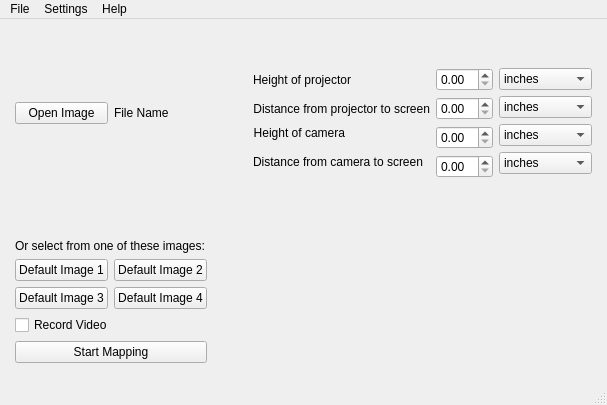
First picture: the form in mainwindow.ui, repository imlasky/LightMap, before the edit.
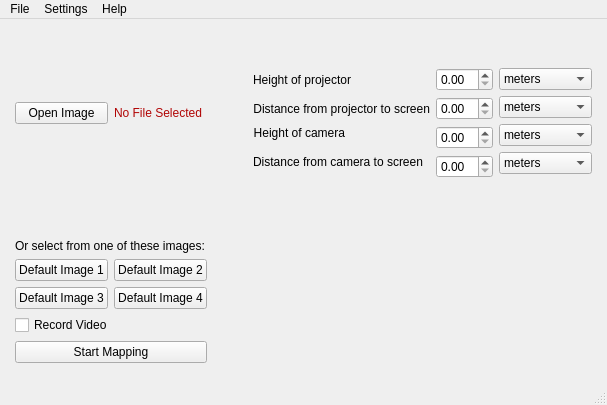
Second picture: the form after the edit. Icons and pictures are not drawn.

Commit message:
File Path Correctly Displays File
~Kevin

The edit to the form file:
```diff
--- a/mainwindow.ui
+++ b/mainwindow.ui
@@ -48,8 +48,80 @@
           </item>
           <item>
            <widget class="QLabel" name="label_file_name">
+            <property name="palette">
+             <palette>
+              <active>
+               <colorrole role="WindowText">
+                <brush brushstyle="SolidPattern">
+                 <color alpha="255">
+                  <red>177</red>
+                  <green>5</green>
+                  <blue>5</blue>
+                 </color>
+                </brush>
+               </colorrole>
+               <colorrole role="Text">
+                <brush brushstyle="SolidPattern">
+                 <color alpha="255">
+                  <red>0</red>
+                  <green>0</green>
+                  <blue>0</blue>
+                 </color>
+                </brush>
+               </colorrole>
+              </active>
+              <inactive>
+               <colorrole role="WindowText">
+                <brush brushstyle="SolidPattern">
+                 <color alpha="255">
+                  <red>177</red>
+                  <green>5</green>
+                  <blue>5</blue>
+                 </color>
+                </brush>
+               </colorrole>
+               <colorrole role="Text">
+                <brush brushstyle="SolidPattern">
+                 <color alpha="255">
+                  <red>0</red>
+                  <green>0</green>
+                  <blue>0</blue>
+                 </color>
+                </brush>
+               </colorrole>
+              </inactive>
+              <disabled>
+               <colorrole role="WindowText">
+                <brush brushstyle="SolidPattern">
+                 <color alpha="255">
+                  <red>120</red>
+                  <green>120</green>
+                  <blue>120</blue>
+                 </color>
+                </brush>
+               </colorrole>
+               <colorrole role="Text">
+                <brush brushstyle="SolidPattern">
+                 <color alpha="255">
+                  <red>120</red>
+                  <green>120</green>
+                  <blue>120</blue>
+                 </color>
+                </brush>
+               </colorrole>
+              </disabled>
+             </palette>
+            </property>
+            <property name="font">
+             <font>
+              <family>MS Shell Dlg 2</family>
+              <weight>50</weight>
+              <bold>false</bold>
+              <kerning>true</kerning>
+             </font>
+            </property>
             <property name="text">
-             <string>File Name</string>
+             <string>No File Selected</string>
             </property>
             <property name="alignment">
              <set>Qt::AlignLeading|Qt::AlignLeft|Qt::AlignVCenter</set>
@@ -208,11 +280,6 @@
        <layout class="QVBoxLayout" name="vertical_layout_select_unit">
         <item>
          <widget class="QComboBox" name="combo_box_projector_height">
-          <item>
-           <property name="text">
-            <string>inches</string>
-           </property>
-          </item>
           <item>
            <property name="text">
             <string>meters</string>
@@ -227,11 +294,6 @@
         </item>
         <item>
          <widget class="QComboBox" name="combo_box_projector_to_screen">
-          <item>
-           <property name="text">
-            <string>inches</string>
-           </property>
-          </item>
           <item>
            <property name="text">
             <string>meters</string>
@@ -246,11 +308,6 @@
         </item>
         <item>
          <widget class="QComboBox" name="combo_box_camera_height">
-          <item>
-           <property name="text">
-            <string>inches</string>
-           </property>
-          </item>
           <item>
            <property name="text">
             <string>meters</string>
@@ -265,11 +322,6 @@
         </item>
         <item>
          <widget class="QComboBox" name="combo_box_camera_to_screen">
-          <item>
-           <property name="text">
-            <string>inches</string>
-           </property>
-          </item>
           <item>
            <property name="text">
             <string>meters</string>
```
Left out of the diff: 65 changed lines with no effect on the pictures. The commit also changes 1 other file.
